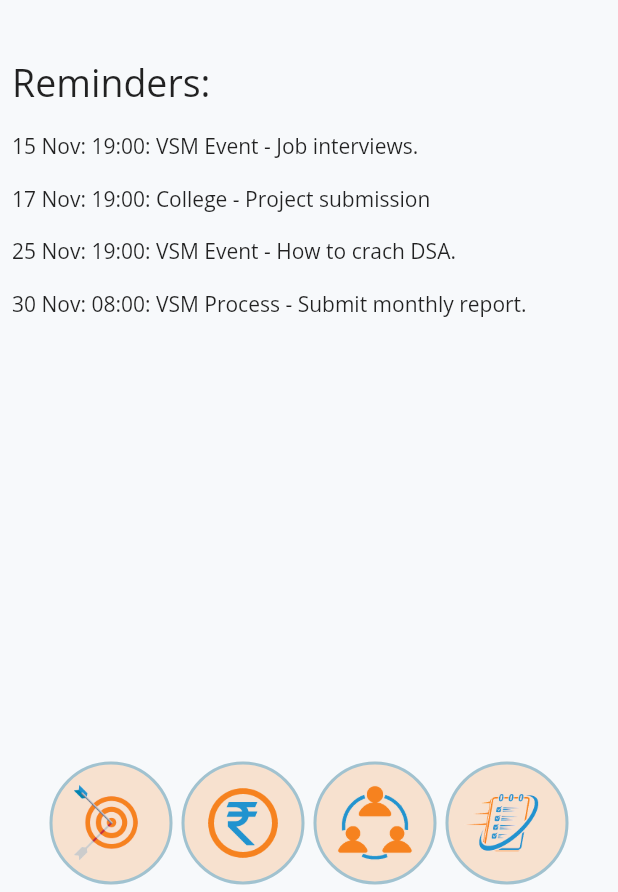
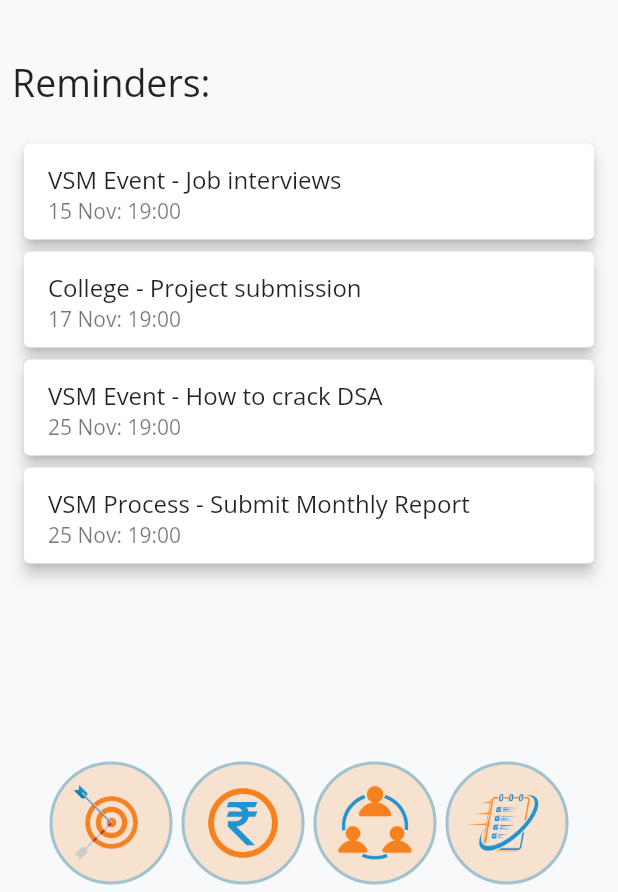
Before and after one commit to VidyadaanSahayakMandal/mvsm, a Flutter app: the Dashboard screen opened by its route, on a phone screen of 412 x 824 dp, the part 344-1236 px from its top. Run offline on Flutter 3.47's test engine with Material 2 defaults, Android fonts, the phone set to English and light mode, and no system bars; our stand-ins replace flutter_secure_storage; accounts and stored records are empty.

```diff
--- a/lib/main.dart
+++ b/lib/main.dart
@@ -32,7 +32,7 @@ class MyApp extends StatelessWidget {
 
     return MaterialApp(
       routes: {
-        "/": (context) => const Login(),
+        "/": (context) => const Goals(),
         "/dashboard": (context) => const Dashboard(),
         "/finance": (context) => const Finance(),
         "/goals": (context) => const Goals(),
--- a/lib/pages/dashboard.dart
+++ b/lib/pages/dashboard.dart
@@ -42,37 +42,50 @@ class _DashboardState extends State<Dashboard> {
               image: AssetImage("assets/logo.png"),
             ),
           ),
+          const Padding(
+            padding:  EdgeInsets.all(8.0),
+            child:  Text(
+              "Reminders:",
+              style: TextStyle(fontSize: 25),
+            ),
+          ),
           Expanded(
-            child: SingleChildScrollView(
-              child: Column(
-                crossAxisAlignment: CrossAxisAlignment.stretch,
-                children: const [
-                  Padding(
-                    padding: EdgeInsets.all(8.0),
-                    child: Text(
-                      "Reminders:",
-                      style: TextStyle(fontSize: 25),
-                    ),
+            child: ListView(
+              padding: const EdgeInsets.all(12),
+              children: const [
+                Card(
+                  elevation: 4,
+                  child: ListTile(
+                    visualDensity: VisualDensity.compact,
+                    title: Text("VSM Event - Job interviews"),
+                    subtitle: Text( "15 Nov: 19:00" ),
                   ),
-                  Padding(
-                    padding: EdgeInsets.all(8.0),
-                    child: Text("15 Nov: 19:00: VSM Event - Job interviews."),
+                ),
+                Card(
+                  elevation: 4,
+                  child: ListTile(
+                    visualDensity: VisualDensity.compact,
+                    title: Text("College - Project submission"),
+                    subtitle: Text("17 Nov: 19:00"),
                   ),
-                  Padding(
-                    padding: EdgeInsets.all(8.0),
-                    child: Text("17 Nov: 19:00: College - Project submission"),
+                ),
+                Card(
+                  elevation: 4,
+                  child: ListTile(
+                    visualDensity: VisualDensity.compact,
+                    title: Text("VSM Event - How to crack DSA"),
+                    subtitle: Text("25 Nov: 19:00"),
                   ),
-                  Padding(
-                    padding: EdgeInsets.all(8.0),
-                    child: Text("25 Nov: 19:00: VSM Event - How to crach DSA."),
+                ),
+                Card(
+                  elevation: 4,
+                  child: ListTile(
+                    visualDensity: VisualDensity.compact,
+                    title: Text("VSM Process - Submit Monthly Report"),
+                    subtitle: Text("25 Nov: 19:00"),
                   ),
-                  Padding(
-                    padding: EdgeInsets.all(8.0),
-                    child: Text(
-                        "30 Nov: 08:00: VSM Process - Submit monthly report."),
-                  ),
-                ],
-              ),
+                ),
+              ],
             ),
           ),
           SizedBox(
```
